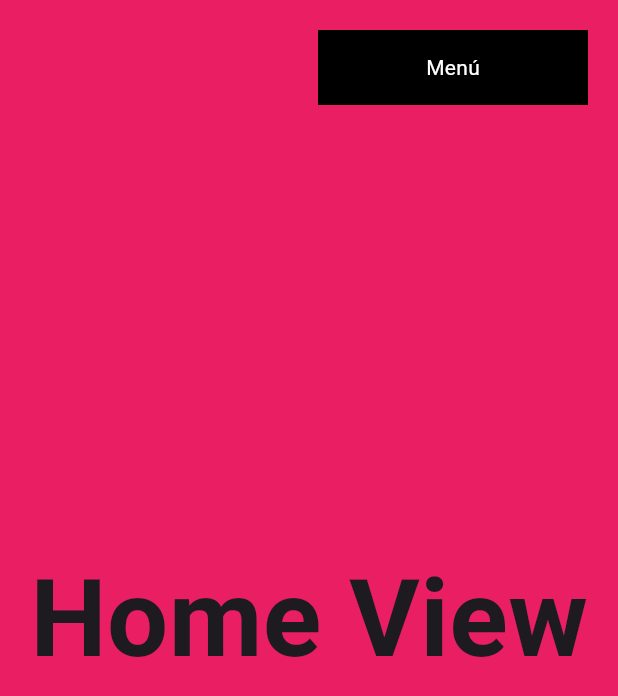
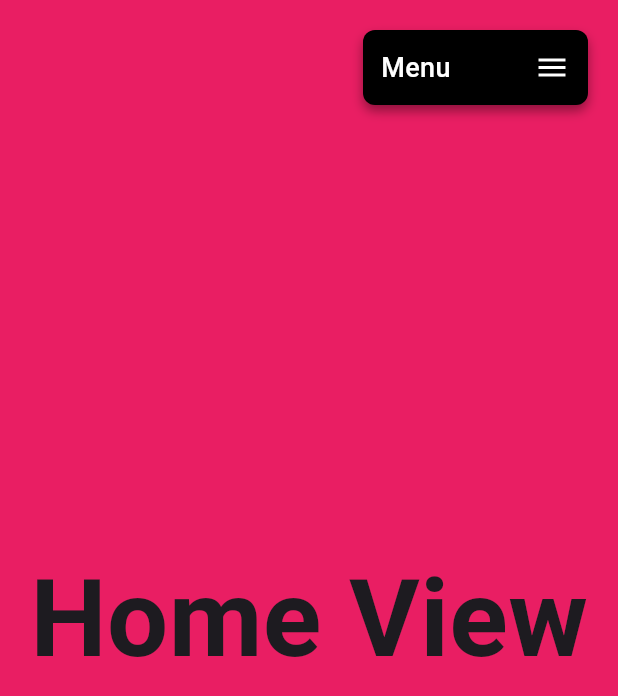
Before and after one commit to abelborit/scrollable_vertical_landing_page, a Flutter app: the screen it shows after launch, on a phone screen of 412 x 824 dp. Shown: the top 696 px of the screen. Run offline on Flutter 3.47's test engine with Material 3 defaults, Android fonts, the phone set to English and light mode, and no system bars; our stand-ins replace fluro, google_fonts.

Commit message:
[add] CustomAppMenu

```diff
--- a/lib/ui/pages/home_page.dart
+++ b/lib/ui/pages/home_page.dart
@@ -1,5 +1,6 @@
 import 'package:flutter/material.dart';
 import 'package:flutter/gestures.dart';
+import 'package:scrollable_vertical_landing_page/ui/shared/custom_app_menu.dart';
 import 'package:scrollable_vertical_landing_page/ui/views/about_view.dart';
 import 'package:scrollable_vertical_landing_page/ui/views/contact_view.dart';
 import 'package:scrollable_vertical_landing_page/ui/views/home_view.dart';
@@ -22,18 +23,7 @@ class HomePage extends StatelessWidget {
             const SmoothScrollBody(),
 
             /* Ejemplo de un widget superpuesto (por ejemplo, menú) */
-            Positioned(
-              right: 20,
-              top: 20,
-              child: Container(
-                width: 180,
-                height: 50,
-                color: Colors.black,
-                child: const Center(
-                  child: Text("Menú", style: TextStyle(color: Colors.white)),
-                ),
-              ),
-            ),
+            Positioned(right: 20, top: 20, child: CustomAppMenu()),
           ],
         ),
       ),
--- /dev/null
+++ b/lib/ui/shared/custom_app_menu.dart
@@ -0,0 +1,104 @@
+import 'package:flutter/material.dart';
+import 'package:google_fonts/google_fonts.dart';
+
+class CustomAppMenu extends StatefulWidget {
+  const CustomAppMenu({super.key});
+
+  @override
+  State<CustomAppMenu> createState() => _CustomAppMenuState();
+}
+
+class _CustomAppMenuState extends State<CustomAppMenu>
+    with SingleTickerProviderStateMixin {
+  bool isOpen = false;
+  /* el "late" es como decir que "ya eventualmente lo voy a inicializar" es para que no de error porque no puede ser un null porque lo inicializaremos después aún en el initState */
+  late AnimationController controller;
+
+  @override
+  void initState() {
+    super.initState();
+
+    /* inicializar el controller con el "AnimationController" y necesita el "vertical sync" que es para sincronizarlo con el widget y el estado y para eso tenemos que colocar el "with SingleTickerProviderStateMixin"  */
+    controller = AnimationController(
+      vsync: this,
+      duration: Duration(milliseconds: 200),
+    );
+  }
+
+  void _handleToggleMenu() {
+    // print("click");
+
+    if (isOpen) {
+      controller.reverse();
+    } else {
+      controller.forward();
+    }
+
+    setState(() {
+      isOpen = !isOpen;
+    });
+  }
+
+  @override
+  Widget build(BuildContext context) {
+    /* "MouseRegion" -> Creates a widget that forwards mouse events to callbacks. Se puede saber cuándo el mouse entra, cuándo sale, cuando se haga hover, hacer configuraciones como cambiar el cursor, etc */
+    return MouseRegion(
+      /* para colocarle manualmente el ícono del botón (si fuera un botón ya automáticamente le colocaría ese ícono) */
+      cursor: SystemMouseCursors.click,
+      /* "GestureDetector" -> Creates a widget that detects gestures. */
+      child: GestureDetector(
+        onTap: _handleToggleMenu,
+        child: Container(
+          padding: EdgeInsets.symmetric(horizontal: 12),
+          width: 150,
+          height: 50,
+          decoration: BoxDecoration(
+            color: Colors.black,
+            borderRadius: BorderRadius.circular(8),
+            boxShadow: [
+              BoxShadow(
+                color: Colors.black.withAlpha(100),
+                blurRadius: 6,
+                offset: const Offset(0, 4),
+              ),
+            ],
+          ),
+          child: Row(
+            children: [
+              /* el AnimatedContainer es como un Container solo que ahora tiene las propiedades para realizar animación. Se está colocando un espacio animado que aparece al abrir */
+              AnimatedContainer(
+                duration: Duration(milliseconds: 300),
+                curve: Curves.fastOutSlowIn,
+                width: isOpen ? 50 : 0,
+              ),
+              Text(
+                "Menu",
+                style: GoogleFonts.roboto(
+                  color: Colors.white,
+                  fontSize: 18,
+                  fontWeight: FontWeight.w500,
+                ),
+              ),
+              Spacer(),
+              AnimatedIcon(
+                icon: AnimatedIcons.menu_close,
+                progress: controller,
+                color: Colors.white,
+              ),
+            ],
+          ),
+        ),
+      ),
+    );
+  }
+
+  @override
+  void dispose() {
+    /* El método dispose() en Flutter se utiliza para limpiar y liberar recursos cuando un StatefulWidget deja de estar en uso. Libera la memoria utilizada por el AnimationController. Evita fugas de memoria (memory leaks), lo que es crucial en widgets que usan animaciones o controladores de eventos. */
+    /* ¿Qué pasa si no lo usamos? -> Si el AnimationController sigue existiendo después de que el widget se elimina, puede seguir consumiendo recursos innecesariamente. Esto podría llevar a fugas de memoria y afectar el rendimiento de la app. */
+    controller.dispose();
+
+    /* Llama al método dispose() de la clase base (State), asegurando que cualquier limpieza adicional en la jerarquía de Flutter se realice correctamente. */
+    super.dispose();
+  }
+}
```
